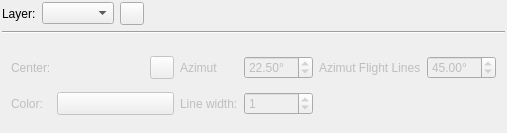
Old version of the form kadas_overlay_pc7/overlay_pc7_dialog_base.ui in the repository kadas-albireo/kadas-overlay-pc7-plugin.
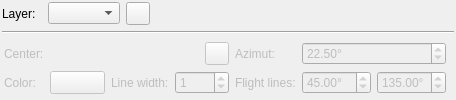
New version of the form. Icons and pictures are not drawn. Custom widgets are drawn as their Qt base class.

Commit message: Allow specifying flight line angles separately

```diff
--- a/kadas_overlay_pc7/overlay_pc7_dialog_base.ui
+++ b/kadas_overlay_pc7/overlay_pc7_dialog_base.ui
@@ -6,8 +6,8 @@
    <rect>
     <x>0</x>
     <y>0</y>
-    <width>507</width>
-    <height>133</height>
+    <width>456</width>
+    <height>100</height>
    </rect>
   </property>
   <property name="windowTitle">
@@ -26,19 +26,38 @@
    <property name="bottomMargin">
     <number>2</number>
    </property>
-   <item row="2" column="0" colspan="4">
+   <item row="1" column="0" colspan="7">
+    <widget class="Line" name="line">
+     <property name="orientation">
+      <enum>Qt::Horizontal</enum>
+     </property>
+    </widget>
+   </item>
+   <item row="0" column="0">
+    <widget class="QLabel" name="labelLayer">
+     <property name="text">
+      <string>Layer:</string>
+     </property>
+    </widget>
+   </item>
+   <item row="2" column="0" colspan="6">
     <widget class="QWidget" name="widgetLayerSetup" native="true">
      <property name="enabled">
       <bool>false</bool>
      </property>
      <layout class="QGridLayout" name="gridLayout">
-      <item row="2" column="3">
-       <widget class="QLabel" name="labelLineWidth">
-        <property name="text">
-         <string>Line width:</string>
-        </property>
-       </widget>
-      </item>
+      <property name="leftMargin">
+       <number>2</number>
+      </property>
+      <property name="topMargin">
+       <number>2</number>
+      </property>
+      <property name="rightMargin">
+       <number>2</number>
+      </property>
+      <property name="bottomMargin">
+       <number>2</number>
+      </property>
       <item row="0" column="0">
        <widget class="QLabel" name="labelCenter">
         <property name="text">
@@ -46,23 +65,6 @@
         </property>
        </widget>
       </item>
-      <item row="2" column="1">
-       <widget class="QgsColorButtonV2" name="toolButtonColor">
-        <property name="sizePolicy">
-         <sizepolicy hsizetype="Preferred" vsizetype="Fixed">
-          <horstretch>0</horstretch>
-          <verstretch>0</verstretch>
-         </sizepolicy>
-        </property>
-       </widget>
-      </item>
-      <item row="0" column="5">
-       <widget class="QLabel" name="labelAxesFL">
-        <property name="text">
-         <string>Azimut Flight Lines</string>
-        </property>
-       </widget>
-      </item>
       <item row="2" column="0">
        <widget class="QLabel" name="labelColor">
         <property name="text">
@@ -70,15 +72,83 @@
         </property>
        </widget>
       </item>
-      <item row="0" column="3">
+      <item row="2" column="2">
+       <widget class="QLabel" name="labelLineWidth">
+        <property name="text">
+         <string>Line width:</string>
+        </property>
+       </widget>
+      </item>
+      <item row="2" column="1">
+       <widget class="QgsColorButtonV2" name="toolButtonColor">
+        <property name="sizePolicy">
+         <sizepolicy hsizetype="Expanding" vsizetype="Fixed">
+          <horstretch>0</horstretch>
+          <verstretch>0</verstretch>
+         </sizepolicy>
+        </property>
+       </widget>
+      </item>
+      <item row="2" column="3">
+       <widget class="QSpinBox" name="spinBoxLineWidth">
+        <property name="sizePolicy">
+         <sizepolicy hsizetype="Expanding" vsizetype="Fixed">
+          <horstretch>0</horstretch>
+          <verstretch>0</verstretch>
+         </sizepolicy>
+        </property>
+        <property name="value">
+         <number>1</number>
+        </property>
+       </widget>
+      </item>
+      <item row="2" column="4">
+       <widget class="QLabel" name="labelAxesFL">
+        <property name="text">
+         <string>Flight lines:</string>
+        </property>
+       </widget>
+      </item>
+      <item row="2" column="5">
+       <widget class="QDoubleSpinBox" name="spinBoxLeftFL">
+        <property name="sizePolicy">
+         <sizepolicy hsizetype="Expanding" vsizetype="Fixed">
+          <horstretch>0</horstretch>
+          <verstretch>0</verstretch>
+         </sizepolicy>
+        </property>
+        <property name="wrapping">
+         <bool>true</bool>
+        </property>
+        <property name="suffix">
+         <string notr="true">°</string>
+        </property>
+        <property name="maximum">
+         <double>360.000000000000000</double>
+        </property>
+        <property name="singleStep">
+         <double>22.500000000000000</double>
+        </property>
+        <property name="value">
+         <double>45.000000000000000</double>
+        </property>
+       </widget>
+      </item>
+      <item row="0" column="4">
        <widget class="QLabel" name="labelAxes">
         <property name="text">
-         <string>Azimut</string>
+         <string>Azimut:</string>
         </property>
        </widget>
       </item>
-      <item row="0" column="1">
+      <item row="0" column="1" colspan="3">
        <widget class="QWidget" name="widgetCenter" native="true">
+        <property name="sizePolicy">
+         <sizepolicy hsizetype="Expanding" vsizetype="Preferred">
+          <horstretch>0</horstretch>
+          <verstretch>0</verstretch>
+         </sizepolicy>
+        </property>
         <layout class="QHBoxLayout" name="horizontalLayout">
          <property name="spacing">
           <number>0</number>
@@ -116,8 +186,14 @@
         </layout>
        </widget>
       </item>
-      <item row="0" column="4">
+      <item row="0" column="5" colspan="2">
        <widget class="QDoubleSpinBox" name="spinBoxAzimut">
+        <property name="sizePolicy">
+         <sizepolicy hsizetype="Expanding" vsizetype="Fixed">
+          <horstretch>0</horstretch>
+          <verstretch>0</verstretch>
+         </sizepolicy>
+        </property>
         <property name="wrapping">
          <bool>true</bool>
         </property>
@@ -135,20 +211,13 @@
         </property>
        </widget>
       </item>
-      <item row="2" column="4">
-       <widget class="QSpinBox" name="spinBoxLineWidth">
-        <property name="value">
-         <number>1</number>
-        </property>
-       </widget>
-      </item>
-      <item row="0" column="6">
-       <widget class="QDoubleSpinBox" name="spinBoxAzimutFL">
+      <item row="2" column="6">
+       <widget class="QDoubleSpinBox" name="spinBoxRightFL">
         <property name="wrapping">
          <bool>true</bool>
         </property>
         <property name="suffix">
-         <string>°</string>
+         <string notr="true">°</string>
         </property>
         <property name="maximum">
          <double>360.000000000000000</double>
@@ -157,7 +226,7 @@
          <double>22.500000000000000</double>
         </property>
         <property name="value">
-         <double>45.000000000000000</double>
+         <double>135.000000000000000</double>
         </property>
        </widget>
       </item>
@@ -165,40 +234,26 @@
     </widget>
    </item>
    <item row="0" column="2">
-    <widget class="QToolButton" name="toolButtonAddLayer">
-     <property name="icon">
-      <iconset>
-       <normaloff>:/images/themes/default/mActionAdd.png</normaloff>:/images/themes/default/mActionAdd.png</iconset>
-     </property>
-    </widget>
+    <widget class="QComboBox" name="comboBoxLayer"/>
    </item>
-   <item row="0" column="3">
+   <item row="0" column="4">
     <spacer name="horizontalSpacer">
      <property name="orientation">
       <enum>Qt::Horizontal</enum>
      </property>
      <property name="sizeHint" stdset="0">
       <size>
-       <width>351</width>
+       <width>40</width>
        <height>20</height>
       </size>
      </property>
     </spacer>
    </item>
-   <item row="1" column="0" colspan="4">
-    <widget class="Line" name="line">
-     <property name="orientation">
-      <enum>Qt::Horizontal</enum>
-     </property>
-    </widget>
-   </item>
-   <item row="0" column="1">
-    <widget class="QComboBox" name="comboBoxLayer"/>
-   </item>
-   <item row="0" column="0">
-    <widget class="QLabel" name="labelLayer">
-     <property name="text">
-      <string>Layer:</string>
+   <item row="0" column="3">
+    <widget class="QToolButton" name="toolButtonAddLayer">
+     <property name="icon">
+      <iconset>
+       <normaloff>:/images/themes/default/mActionAdd.png</normaloff>:/images/themes/default/mActionAdd.png</iconset>
      </property>
     </widget>
    </item>
```
Left out of the diff: 2 changed lines with no effect on the pictures. The commit also changes 2 other files.
